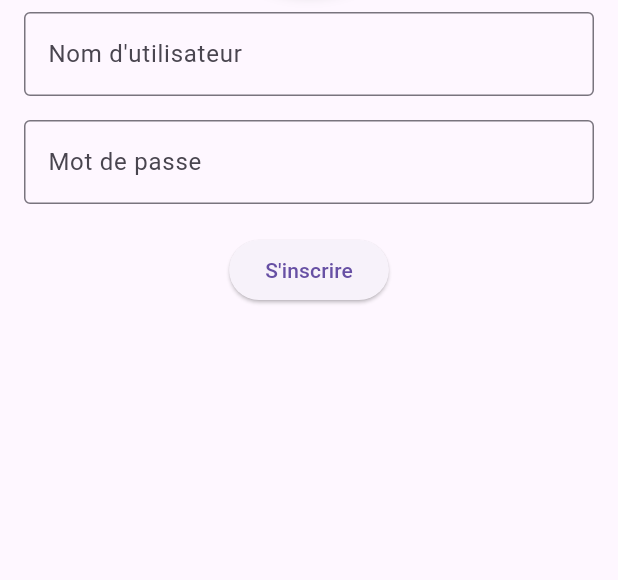
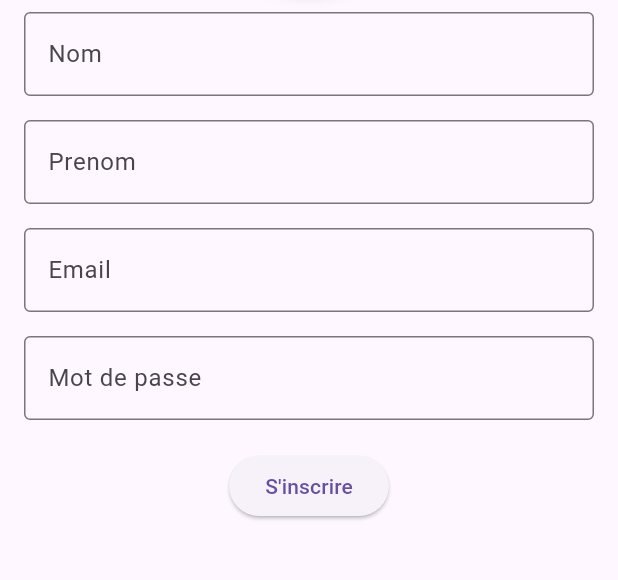
Before and after one commit to Josephilboudo/app_note, a Flutter app: the SignUpPage screen opened directly, on a phone screen of 412 x 824 dp, the part 351-931 px from its top. Run offline on Flutter 3.47's test engine with Material 3 defaults, Android fonts, the phone set to English and light mode, and no system bars; our stand-ins replace sqflite; accounts and stored records are empty.

Commit message:
modifications finales

```diff
--- a/lib/main.dart
+++ b/lib/main.dart
@@ -1,9 +1,7 @@
 //Ceci est le code premier du projet app_note c'est a dire le point d'entree
 
 //Importation des bibliotheques
-import 'dart:io';
 import 'package:app_note/views/auth_views/login_page.dart';
-import 'views/app_views/home_page.dart';
 import 'package:flutter/foundation.dart';
 import 'package:flutter/material.dart';
 
--- a/lib/models/user.dart
+++ b/lib/models/user.dart
@@ -3,22 +3,32 @@ class User {
   final int? id;
   final String email;
   final String password;
+  final String nom;
+  final String prenom;
 
-  User({this.id, required this.email, required this.password});
+  User(
+      {this.id,
+      required this.email,
+      required this.password,
+      required this.nom,
+      required this.prenom});
 
   Map<String, dynamic> toMap() {
     return {
       'id': id,
       'email': email,
       'password': password,
+      'nom': nom,
+      'prenom': prenom
     };
   }
 
   static User fromMap(Map<String, dynamic> map) {
     return User(
-      id: map['id'],
-      email: map['email'],
-      password: map['password'],
-    );
+        id: map['id'],
+        email: map['email'],
+        password: map['password'],
+        nom: map['nom'],
+        prenom: map['prenom']);
   }
 }
--- a/lib/views/app_views/add_note_page.dart
+++ b/lib/views/app_views/add_note_page.dart
@@ -85,6 +85,7 @@ class _AddNotePageState extends State<AddNotePage> {
   Widget build(BuildContext context) {
     return Scaffold(
       appBar: AppBar(
+        backgroundColor: const Color.fromARGB(255, 145, 151, 227),
         title: Text(widget.note == null ? 'Ajouter une Note' : 'Détail Note'),
         actions: [
           if (widget.note != null)
--- a/lib/views/auth_views/signup_page.dart
+++ b/lib/views/auth_views/signup_page.dart
@@ -11,14 +11,18 @@ class _SignUpPageState extends State<SignUpPage> {
   final UserDatabaseHelper _dbHelper = UserDatabaseHelper();
   final TextEditingController _usernameController = TextEditingController();
   final TextEditingController _passwordController = TextEditingController();
+  final TextEditingController _nomController = TextEditingController();
+  final TextEditingController _prenomController = TextEditingController();
 
   void _register() async {
     final username = _usernameController.text.trim();
     final password = _passwordController.text.trim();
+    final nom = _nomController.text.trim();
+    final prenom = _nomController.text.trim();
 
     if (username.isNotEmpty && password.isNotEmpty) {
       try {
-        await _dbHelper.registerUser(username, password);
+        await _dbHelper.registerUser(nom, prenom, username, password);
         ScaffoldMessenger.of(context)
             .showSnackBar(SnackBar(content: Text('Inscription réussie')));
         Navigator.pushReplacement(
@@ -67,9 +71,27 @@ class _SignUpPageState extends State<SignUpPage> {
               ),
               // Champs de texte pour l'inscription
               TextField(
+                controller: _nomController,
+                decoration: InputDecoration(
+                  labelText: 'Nom',
+                  border: OutlineInputBorder(),
+                ),
+                keyboardType: TextInputType.text,
+              ),
+              SizedBox(height: 16),
+              TextField(
+                controller: _prenomController,
+                decoration: InputDecoration(
+                  labelText: 'Prenom',
+                  border: OutlineInputBorder(),
+                ),
+                keyboardType: TextInputType.text,
+              ),
+              SizedBox(height: 16),
+              TextField(
                 controller: _usernameController,
                 decoration: InputDecoration(
-                  labelText: 'Nom d\'utilisateur',
+                  labelText: 'Email',
                   border: OutlineInputBorder(),
                 ),
                 keyboardType: TextInputType.text,
```
Also changed, not shown: lib/controllers/userdatabase_helper.dart (+19 -4 lines), lib/views/app_views/home_page.dart (+18 -5 lines), lib/views/app_views/userInfo.dart (added, +116 -0 lines), 2 other files.
